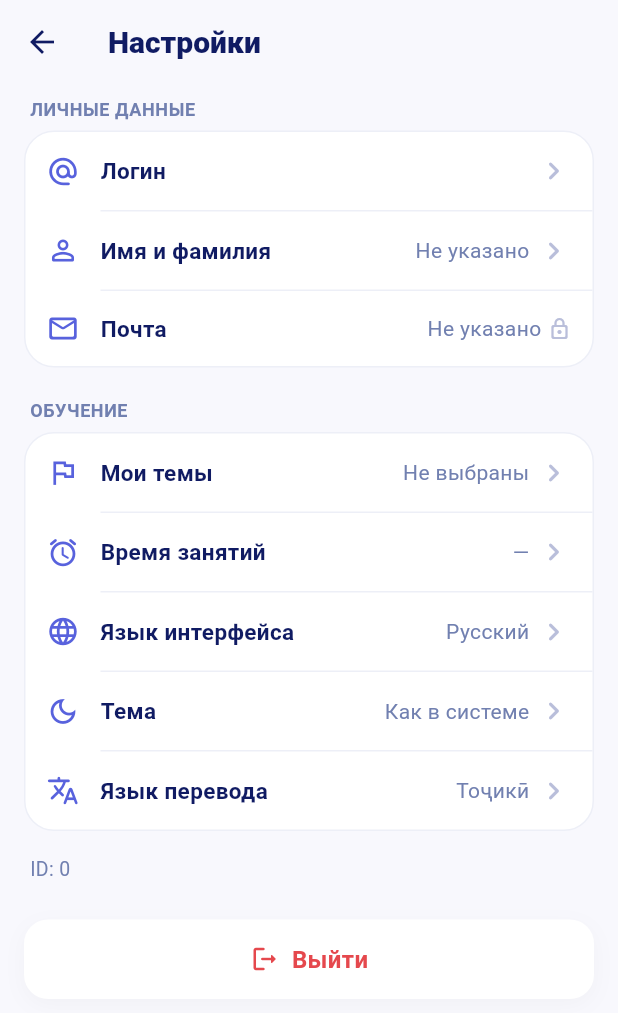
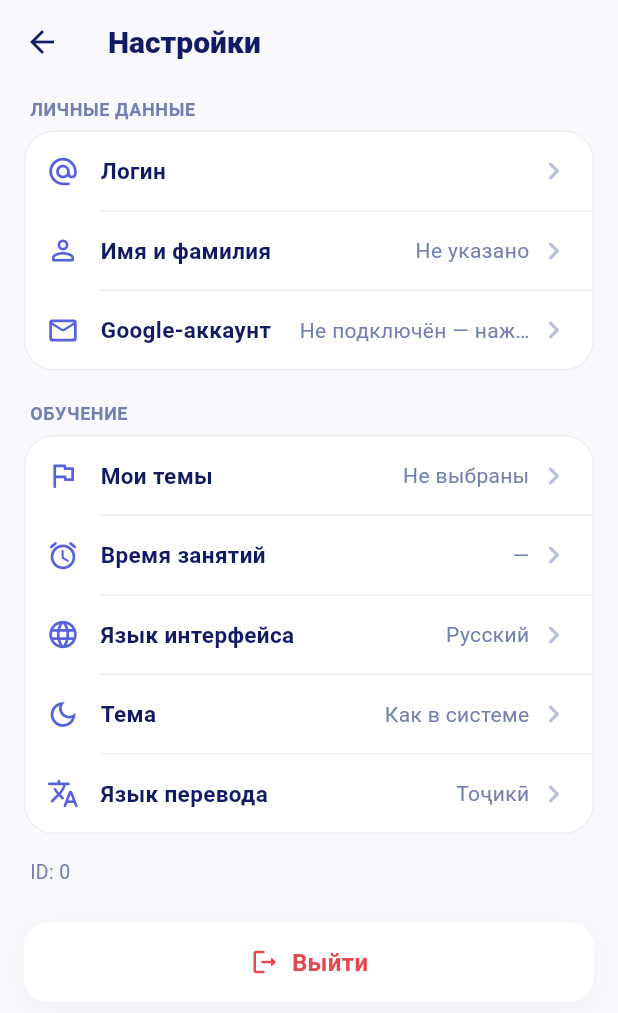
Before and after one commit to somon101/GuYo, a Flutter app: the ProfileSettingsScreen screen opened directly with empty values, on a phone screen of 412 x 824 dp. Shown: the top 1013 px of the screen. Run offline on Flutter 3.47's test engine with Material 3 defaults, Android fonts, the light colour scheme and no system bars; our stand-ins replace audioplayers, cached_network_image, firebase_core, firebase_messaging, flutter_cache_manager, flutter_local_notifications and 6 more; missing offline and left inert: mobile_scanner; accounts and stored records are empty; network calls fail.

Commit message:
Signing up no longer drags the user through Google: login and password are enough, and Settings gains «Подключить Google» for later

```diff
--- a/mobile/lib/l10n/strings.dart
+++ b/mobile/lib/l10n/strings.dart
@@ -491,6 +491,17 @@ const Map<String, (String, String)> uiStrings = {
   'Имя и фамилия': ('Ном ва насаб', 'Ism va familiya'),
   'Не указано': ('Нишон дода нашудааст', 'Koʻrsatilmagan'),
   'Почта': ('Почта', 'Pochta'),
+  'Google-аккаунт': ('Ҳисоби Google', 'Google akkaunti'),
+  'Не подключён': ('Пайваст нашудааст', 'Ulanmagan'),
+  'Не подключён — нажмите, чтобы подключить': (
+    'Пайваст нашудааст — барои пайваст кардан пахш кунед',
+    'Ulanmagan — ulash uchun bosing',
+  ),
+  'Google-аккаунт подключён': ('Ҳисоби Google пайваст шуд', 'Google akkaunti ulandi'),
+  'Не удалось подключить Google': (
+    'Ҳисоби Google-ро пайваст карда нашуд',
+    'Google akkauntini ulab boʻlmadi',
+  ),
   'Личные данные': ('Маълумоти шахсӣ', 'Shaxsiy maʼlumotlar'),
   'Обучение': ('Омӯзиш', 'Oʻqish'),
   'Язык перевода': ('Забони тарҷума', 'Tarjima tili'),
--- a/mobile/lib/l10n/strings_en.dart
+++ b/mobile/lib/l10n/strings_en.dart
@@ -371,6 +371,11 @@ const Map<String, String> enStrings = {
   'Попытка {0} из {1} · нажмите и скажите ещё раз': 'Attempt {0} of {1} · tap and say it again',
   'Посмотреть': 'View',
   'Почта': 'Email',
+  'Google-аккаунт': 'Google account',
+  'Не подключён': 'Not connected',
+  'Не подключён — нажмите, чтобы подключить': 'Not connected — tap to connect',
+  'Google-аккаунт подключён': 'Google account connected',
+  'Не удалось подключить Google': 'Could not connect the Google account',
   'Почта подтянется из Google-аккаунта в конце.': 'Your email will be pulled from your Google account at the end.',
   'Почти готово': 'Almost done',
   'Правда': 'True',
--- a/mobile/lib/screens/profile_settings_screen.dart
+++ b/mobile/lib/screens/profile_settings_screen.dart
@@ -6,6 +6,7 @@ import '../l10n/l10n.dart';
 import '../models/learning_topics.dart';
 import '../models/login_rules.dart';
 import '../models/user_profile.dart';
+import '../services/google_auth.dart';
 import '../services/push_service.dart';
 import '../theme/app_colors.dart';
 import '../widgets/in_app_banner.dart';
@@ -67,6 +68,25 @@ class _ProfileSettingsScreenState extends State<ProfileSettingsScreen> {
   /// Only failures speak up: a successful change is already visible in
   /// its row. Shown as GuYo's own banner, not a grey Android snackbar.
   void _showError(String text) => InAppBanner.show(body: text);
+
+  /// Connects a Google account to this account, after the fact: signing up does
+  /// not require one (see RegisterScreen), so this is where the link is made --
+  /// and it is what fills in the email, which is never typed by hand.
+  Future<void> _linkGoogle() async {
+    final idToken = await pickGoogleIdToken();
+    if (idToken == null) return; // closed the picker
+    try {
+      await ApiClient.instance.linkGoogle(idToken);
+      final fresh = await ApiClient.instance.fetchMyProfile();
+      if (!mounted) return;
+      setState(() => _profile = fresh);
+      InAppBanner.show(body: tr('Google-аккаунт подключён'));
+    } on ApiException catch (e) {
+      _showError(e.message);
+    } catch (_) {
+      _showError(tr('Не удалось подключить Google'));
+    }
+  }
 
   /// One small dialog per row: the given fields, prefilled, and Save.
   /// Returns only when saved or cancelled; a server error (a taken login,
@@ -305,10 +325,16 @@ class _ProfileSettingsScreenState extends State<ProfileSettingsScreen> {
                   ),
                 ),
                 _Row(
+                  key: const ValueKey('settings-google'),
                   icon: Icons.mail_outline_rounded,
-                  label: tr('Почта'),
-                  value: (_profile.email ?? '').isEmpty ? tr('Не указано') : _profile.email!,
-                  onTap: null,
+                  // Signing up needs no Google account, so this row is where one is
+                  // connected later -- and it is what the email comes from (it is
+                  // never typed by hand).
+                  label: tr('Google-аккаунт'),
+                  value: (_profile.email ?? '').isEmpty
+                      ? (googleSignInEnabled ? tr('Не подключён — нажмите, чтобы подключить') : tr('Не подключён'))
+                      : _profile.email!,
+                  onTap: (_profile.email ?? '').isEmpty && googleSignInEnabled ? _linkGoogle : null,
                 ),
               ],
             ),
```
Also changed, not shown: mobile/lib/api/api_client.dart (+17 -2 lines), mobile/lib/screens/register_screen.dart (+5 -8 lines).
